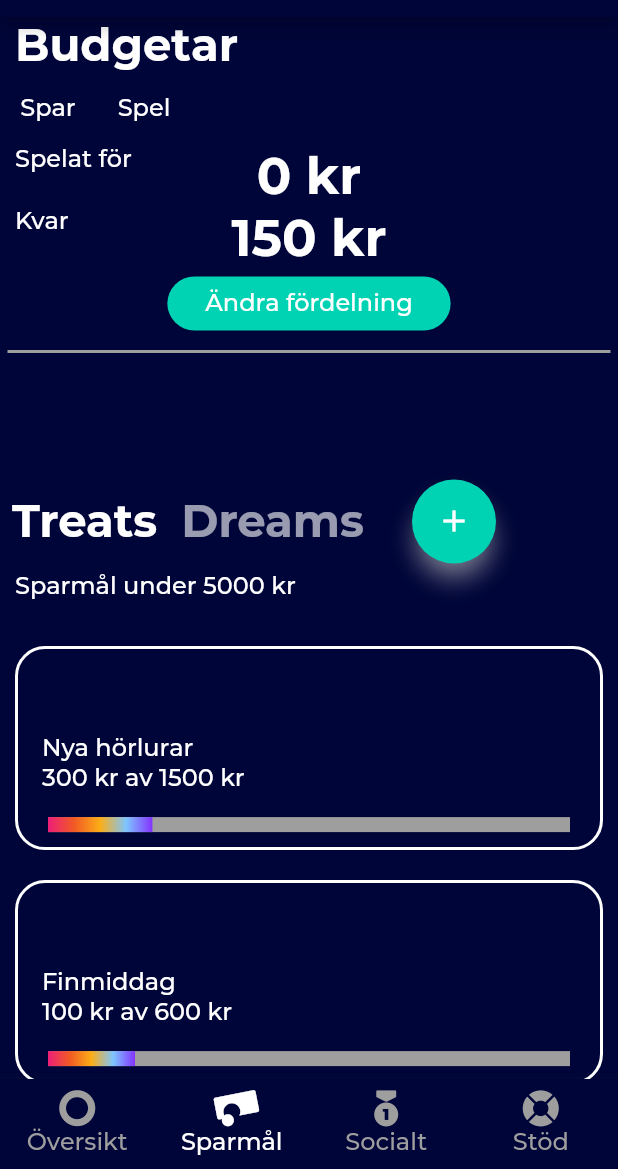
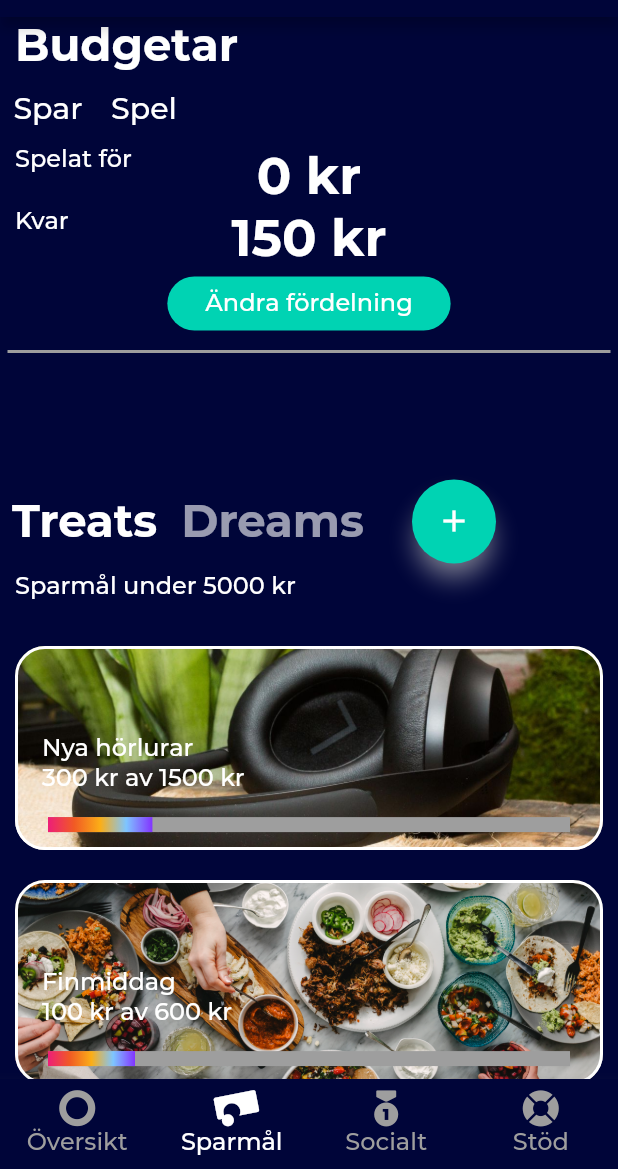
Before and after one commit to juliusolson/rena, a Flutter app: the screen it shows after launch, on a phone screen of 412 x 824 dp, the part 67-1236 px from its top. Run offline on Flutter 3.47's test engine with Material 2 defaults, Android fonts, the phone set to English and light mode, and no system bars; drawn by our look-alikes of percent_indicator; our stand-ins replace charts_flutter; project files that could hold a hidden picture were left out.

Commit message:
add images in goals

```diff
--- a/lib/models/goalmodel.dart
+++ b/lib/models/goalmodel.dart
@@ -12,8 +12,9 @@ class Goal {
   int saved;
   GoalType type;
   int share;
+  String image;
   Goal(this.name, this.description, this.amount, this.saved, this.type,
-      this.share);
+      this.share, {this.image});
 
   factory Goal.fromJson(Map<String, dynamic> json) {
     GoalType type;
@@ -34,6 +35,7 @@ class Goal {
       json["saved"] as int,
       type,
       json["share"] as int,
+      image: json["image"] as String,
     );
   }
 
@@ -50,17 +52,18 @@ class Goal {
 }
 
 List<Goal> dummyGoals = [
-  Goal("Nya hörlurar", "Bose NC700", 1500, 300, GoalType.Treat, 25),
-  Goal("Finmiddag", "Middag med familjen", 600, 100, GoalType.Treat, 25),
+  Goal("Nya hörlurar", "Bose NC700", 1500, 300, GoalType.Treat, 25, image: "images/bose.jpg"),
+  Goal("Finmiddag", "Middag med familjen", 600, 100, GoalType.Treat, 25, image: "images/dinner.jpg"),
   Goal("Macbook pro", "i7, 16 gb ram, 512 gb ssd, 13 tum", 30000, 15000,
-      GoalType.Dream, 25),
+      GoalType.Dream, 25, image: "images/mac.jpg"),
   Goal(
       "Resa till Mallorca",
       "Resa med familjen till Mallorca, bo på fint hotell och leva gott",
       20000,
       13000,
       GoalType.Dream,
-      25),
+      25,
+      image: "images/trip.jpg"),
 ];
 
 class Goals extends ChangeNotifier {
--- a/lib/screens/budget/components/budget_overview.dart
+++ b/lib/screens/budget/components/budget_overview.dart
@@ -23,13 +23,13 @@ class BudgetOverview extends StatelessWidget {
                 onPressed: null,
                 child: Text(
                   "Spar",
-                  style: Theme.of(context).textTheme.caption,
+                  style: Theme.of(context).textTheme.bodyText2.copyWith(fontSize: 20)
                 )),
             TextButton(
                 onPressed: null,
                 child: Text(
                   "Spel",
-                  style: Theme.of(context).textTheme.caption,
+                  style: Theme.of(context).textTheme.bodyText2.copyWith(fontSize: 20),
                 )),
           ],
         ),
--- a/lib/screens/budget/components/goal_card.dart
+++ b/lib/screens/budget/components/goal_card.dart
@@ -11,6 +11,7 @@ class GoalCard extends StatelessWidget {
     return Container(
       padding: EdgeInsets.only(bottom: 10),
       decoration: BoxDecoration(
+          image: goal.image != null ? DecorationImage(image: AssetImage(goal.image), fit: BoxFit.cover) : null,
           color: goal.amount == goal.saved ? Colors.grey : null,
           border: Border.all(color: Theme.of(context).shadowColor, width: 2),
           borderRadius: BorderRadius.circular(20),
--- a/lib/theme/style.dart
+++ b/lib/theme/style.dart
@@ -64,11 +64,13 @@ ThemeData lightTheme() {
           fontSize: 30,
           color: Colors.black,
           fontFamily: "Montserrat",
+          fontWeight: FontWeight.w500,
         ),
         bodyText2: TextStyle(
           fontSize: 16,
           color: Colors.black,
           fontFamily: "Montserrat",
+          fontWeight: FontWeight.w500,
         ),
         caption: TextStyle(
           fontFamily: "Montserrat",
```
Also changed, not shown: lib/screens/budget/components/goal_view.dart (+32 -6 lines), images/bose.jpg (added), images/dinner.jpg (added), images/mac.jpg (added), images/trip.jpg (added).
